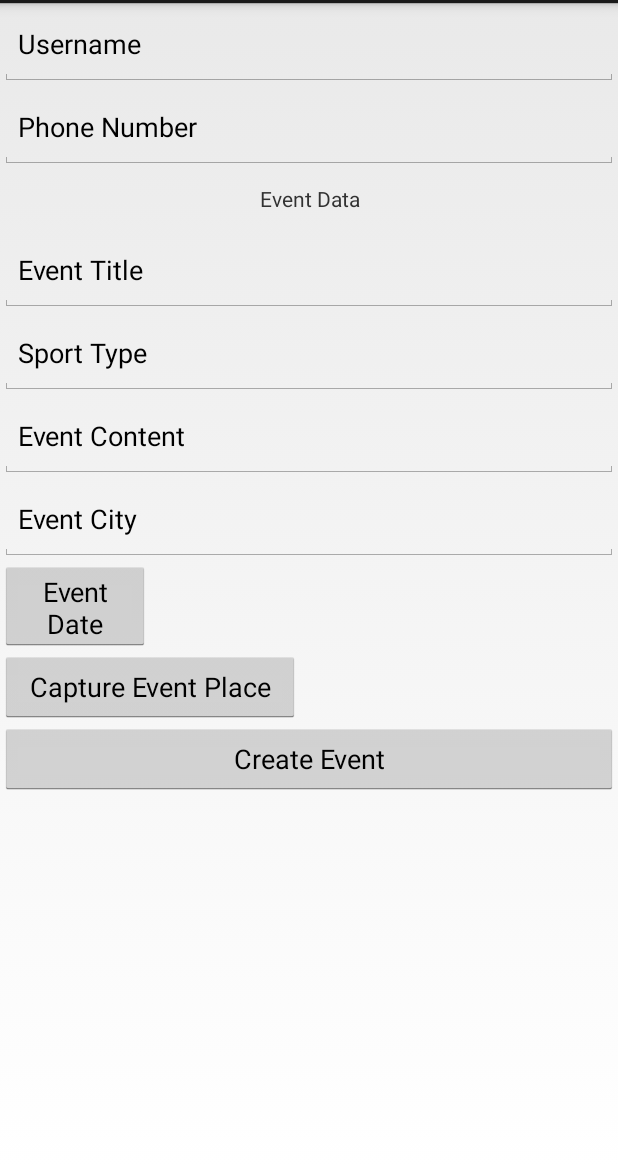
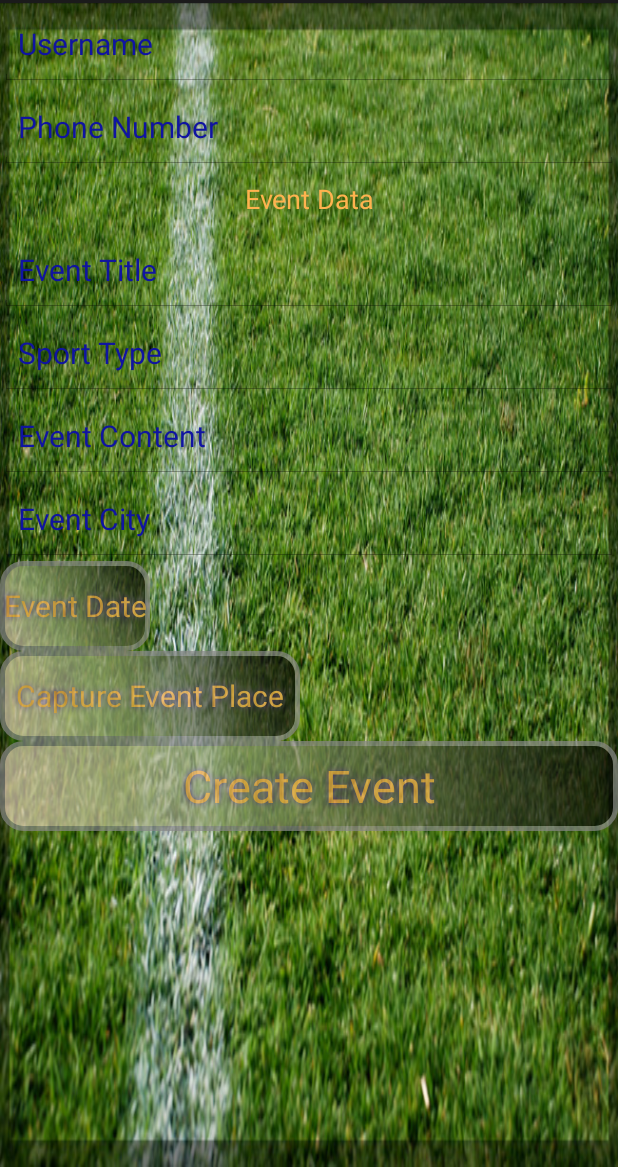
Before and after one commit to stefanNaumov/FredFlintstone, an Android app: the RegisterEventActivity screen opened directly, with no data from a screen before it, on a phone screen of 412 x 824 dp, the part 69-1236 px from its top. Run offline under Robolectric (Android 15) with nearby library versions, the phone set to English and light mode, and no system bars; libraries missing offline, so code that uses them is left out: com.telerik.everlive; 1 statement that could not run was skipped.

Commit message:
added style fixes

```diff
--- a/app/src/main/java/activities/RegisterEventActivity.java
+++ b/app/src/main/java/activities/RegisterEventActivity.java
@@ -62,7 +62,7 @@ public class RegisterEventActivity extends Activity implements View.OnClickListe
     protected LocationListener locationListener;
     String provider;
     Location currLocation;
-    //EverliveApp app;
+    EverliveApp app;
 
     Button cameraStartBtn;
     Button registerEventBtn;
@@ -90,7 +90,7 @@ public class RegisterEventActivity extends Activity implements View.OnClickListe
         setContentView(R.layout.register_event_layout);
 
         event = new Event();
-        //app = Everlive.getEverliveObj();
+        app = Everlive.getEverliveObj();
         isLocationFound = false;
         calendarView = (TextView)findViewById(R.id.eventDateCalendarView);
 
@@ -147,7 +147,7 @@ public class RegisterEventActivity extends Activity implements View.OnClickListe
                     event.setLatitude(eventLatitude);
                     event.setDate(eventDate);
                     event.setImage(eventImg);
-                    EverliveApp app = new EverliveApp("Se1uyHp5A8LQJMr6");
+                    //EverliveApp app = new EverliveApp("Se1uyHp5A8LQJMr6");
 
                     Toast.makeText(this,"Added TO DATABASE",Toast.LENGTH_LONG).show();
                     app.workWith().data(Event.class).create(event).executeAsync();
@@ -217,15 +217,6 @@ public class RegisterEventActivity extends Activity implements View.OnClickListe
         city = eventCity.getText().toString().trim();
 
         DateFormat formatter ;
-        formatter = new SimpleDateFormat("dd-MM-yyyy");
-        try {
-            eventDate = (Date)formatter.parse(calendarView.getText().toString());
-            Log.d("DATE",eventDate.toString());
-        } catch (ParseException e) {
-            e.printStackTrace();
-            return false;
-        }
-
 
         if (name == null || name.isEmpty() || name == "" || name.matches("Username")){
 
@@ -255,6 +246,14 @@ public class RegisterEventActivity extends Activity implements View.OnClickListe
         if (city == null || city.isEmpty() || city == "" || city.matches("Event City")){
 
             Toast.makeText(RegisterEventActivity.this,"Enter valid city", Toast.LENGTH_LONG).show();
+            return false;
+        }
+        formatter = new SimpleDateFormat("dd-MM-yyyy");
+        try {
+            eventDate = (Date)formatter.parse(calendarView.getText().toString());
+            Log.d("DATE",eventDate.toString());
+        } catch (ParseException e) {
+            e.printStackTrace();
             return false;
         }
         return true;
--- /dev/null
+++ b/app/src/main/res/drawable-hdpi/button_shape.xml
@@ -0,0 +1,28 @@
+<?xml version="1.0" encoding="utf-8"?>
+<shape xmlns:android="http://schemas.android.com/apk/res/android" android:shape="rectangle" >
+    <corners
+        android:radius="14dp"
+        />
+    <gradient
+        android:angle="45"
+        android:centerX="35%"
+        android:centerColor="#98A877"
+        android:startColor="#E8D2BA"
+        android:endColor="#000000"
+        android:type="linear"
+        />
+    <padding
+        android:left="0dp"
+        android:top="0dp"
+        android:right="0dp"
+        android:bottom="0dp"
+        />
+    <size
+        android:width="270dp"
+        android:height="60dp"
+        />
+    <stroke
+        android:width="3dp"
+        android:color="#878787"
+        />
+</shape>
--- a/app/src/main/res/layout/activity_main.xml
+++ b/app/src/main/res/layout/activity_main.xml
@@ -13,13 +13,29 @@
         android:layout_width="match_parent"
         android:layout_height="wrap_content"
         android:text="@string/viewEvents"
-        android:layout_marginTop="20dp"/>"
+        android:layout_marginTop="20dp"
+        android:background="@drawable/button_shape"
+        android:shadowColor="#6634A8"
+        android:shadowDx="0"
+        android:shadowDy="0"
+        android:shadowRadius="5"
+        android:textColor="#FFB34F"
+        android:textSize="30sp"
+        android:alpha="0.70"/>"
 	<Button
 	        android:id="@+id/makeEvent_btn"
 	        android:layout_width="match_parent"
 	        android:layout_height="wrap_content"
 	        android:text="@string/makeEvent"
-	        android:layout_marginTop="20dp"/>
+            android:layout_marginTop="20dp"
+            android:background="@drawable/button_shape"
+            android:shadowColor="#6634A8"
+            android:shadowDx="0"
+            android:shadowDy="0"
+            android:shadowRadius="5"
+            android:textColor="#FFB34F"
+            android:textSize="30sp"
+            android:alpha="0.70"/>
 
 
 </LinearLayout>
--- a/app/src/main/res/layout/register_event_layout.xml
+++ b/app/src/main/res/layout/register_event_layout.xml
@@ -1,5 +1,10 @@
 <?xml version="1.0" encoding="utf-8"?>
-<LinearLayout xmlns:android="http://schemas.android.com/apk/res/android"
+    <ScrollView xmlns:android="http://schemas.android.com/apk/res/android"
+    android:layout_width="match_parent"
+    android:layout_height="match_parent"
+    android:background="@drawable/football_field">
+
+    <LinearLayout
         android:layout_width="match_parent"
         android:layout_height="match_parent"
         android:orientation="vertical">
@@ -8,38 +13,52 @@
             android:layout_width="match_parent"
             android:layout_height="55dp"
             android:text="Username"
-        android:id="@+id/userNameInput"/>
+            android:id="@+id/userNameInput"
+            android:textColor="#1014A1"
+            android:textSize="20sp"/>
         <EditText
             android:layout_width="match_parent"
             android:layout_height="55dp"
             android:text="@string/phoneNumber"
-        android:id="@+id/userPhoneInput"/>
+            android:id="@+id/userPhoneInput"
+            android:textColor="#1014A1"
+            android:textSize="20sp"/>
         <TextView
             android:layout_width="fill_parent"
             android:layout_height="40dp"
             android:text="@string/eventDataSeparator"
             android:id="@+id/eventDataTextView"
-        android:gravity="center"/>
+            android:gravity="center"
+            android:textColor="#FFB34F"
+            android:textSize="18sp"/>
         <EditText
             android:layout_width="match_parent"
             android:layout_height="55dp"
             android:text="@string/title"
-        android:id="@+id/eventTitleInput"/>
+            android:id="@+id/eventTitleInput"
+            android:textColor="#1014A1"
+            android:textSize="20sp"/>
         <EditText
             android:layout_width="match_parent"
             android:layout_height="55dp"
             android:text="@string/sportType"
-        android:id="@+id/eventSportTypeInput"/>
+            android:id="@+id/eventSportTypeInput"
+            android:textColor="#1014A1"
+            android:textSize="20sp"/>
         <EditText
             android:layout_width="match_parent"
             android:layout_height="55dp"
             android:text="@string/content"
-        android:id="@+id/eventContentInput"/>
+            android:id="@+id/eventContentInput"
+            android:textColor="#1014A1"
+            android:textSize="20sp"/>
         <EditText
             android:layout_width="match_parent"
             android:layout_height="55dp"
             android:text="@string/city"
-        android:id="@+id/eventCityInput"/>
+            android:id="@+id/eventCityInput"
+            android:textColor="#1014A1"
+            android:textSize="20sp"/>
 
         <LinearLayout
             android:layout_width="match_parent"
@@ -49,12 +68,21 @@
                 android:layout_width="100dp"
                 android:layout_height="fill_parent"
                 android:text="@string/date"
-            android:id="@+id/eventDatePickBtn"/>
+                android:id="@+id/eventDatePickBtn"
+                android:background="@drawable/button_shape"
+                android:shadowColor="#6634A8"
+                android:shadowDx="0"
+                android:shadowDy="0"
+                android:shadowRadius="5"
+                android:textColor="#FFB34F"
+                android:textSize="20sp"
+                android:alpha="0.70"/>
             <TextView
                 android:layout_width="fill_parent"
                 android:layout_height="match_parent"
                 android:gravity="end"
-            android:id="@+id/eventDateCalendarView"/>
+                android:id="@+id/eventDateCalendarView"
+                android:textColor="#FFB34F"/>
 
         </LinearLayout>
 
@@ -63,13 +91,32 @@
             android:layout_width="200dp"
             android:layout_height="wrap_content"
             android:text="@string/captureEvent"
-        android:id="@+id/capturePlaceBtn"/>
+            android:id="@+id/capturePlaceBtn"
+            android:background="@drawable/button_shape"
+            android:shadowColor="#6634A8"
+            android:shadowDx="0"
+            android:shadowDy="0"
+            android:shadowRadius="5"
+            android:textColor="#FFB34F"
+            android:textSize="20sp"
+            android:alpha="0.70"/>
 
         <Button
             android:layout_width="match_parent"
             android:layout_height="wrap_content"
             android:text="@string/createEvent"
             android:id="@+id/registerEventBtn"
-        android:layout_gravity="center_horizontal" />
+            android:layout_gravity="center_horizontal"
+            android:background="@drawable/button_shape"
+            android:shadowColor="#6634A8"
+            android:shadowDx="0"
+            android:shadowDy="0"
+            android:shadowRadius="5"
+            android:textColor="#FFB34F"
+            android:textSize="30sp"
+            android:alpha="0.70"/>
 
     </LinearLayout>
+
+
+</ScrollView>
--- a/app/src/main/res/layout/view_events_layout.xml
+++ b/app/src/main/res/layout/view_events_layout.xml
@@ -1,6 +1,7 @@
 <?xml version="1.0" encoding="utf-8"?>
 <LinearLayout xmlns:android="http://schemas.android.com/apk/res/android"
     android:layout_width="match_parent"
-    android:layout_height="match_parent">
+    android:layout_height="match_parent"
+    android:background="@drawable/football_field">
 
 </LinearLayout>
```
Also changed, not shown: app/src/main/res/drawable-hdpi/football_field.jpg (added), 2 other files. Lines whose indentation alone changed are shown as unchanged.
